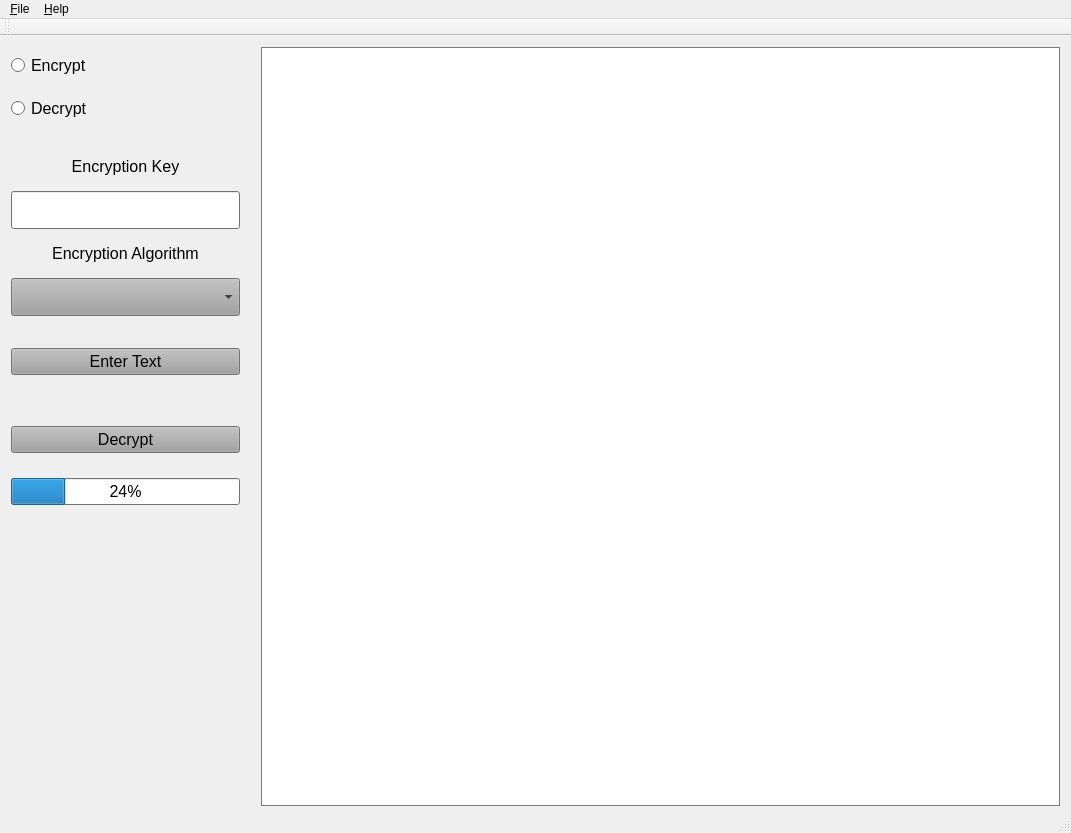
jvkus/ImageVault, file ImageVaultGUI/ImageVaultGUI.ui: the form before one commit.
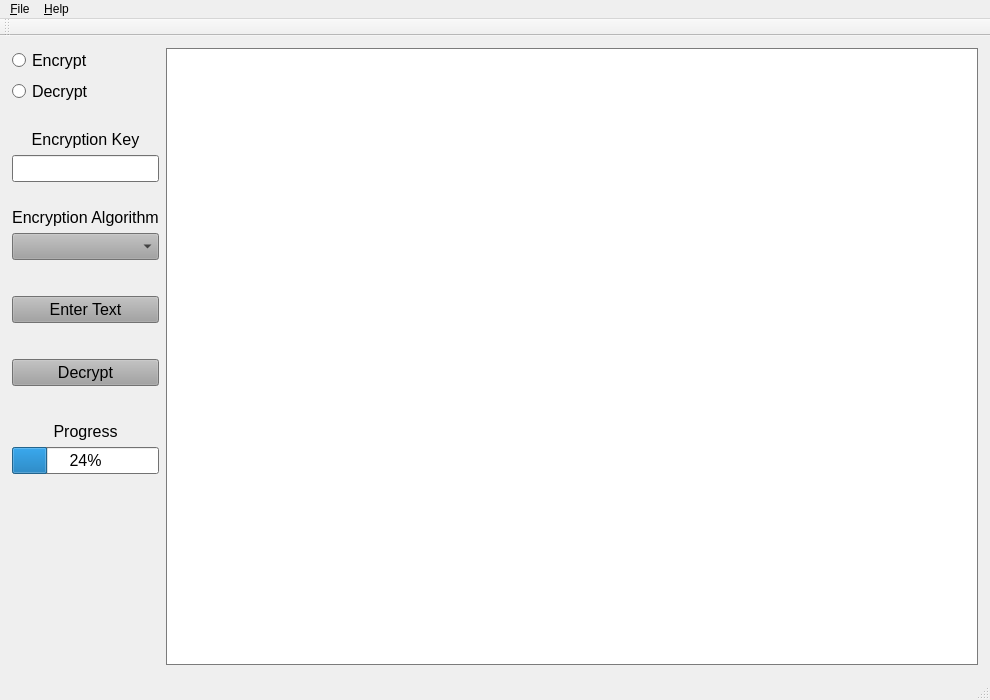
The form after the commit.

Commit message: Operational GUI. No back-end code in place. Basic visual setup and signaling setup complete.

```diff
--- a/ImageVaultGUI/ImageVaultGUI.ui
+++ b/ImageVaultGUI/ImageVaultGUI.ui
@@ -6,8 +6,8 @@
    <rect>
     <x>0</x>
     <y>0</y>
-    <width>1071</width>
-    <height>833</height>
+    <width>990</width>
+    <height>700</height>
    </rect>
   </property>
   <property name="sizePolicy">
@@ -468,42 +468,90 @@
      </disabled>
     </palette>
    </property>
-   <widget class="QWidget" name="gridLayoutWidget">
-    <property name="geometry">
-     <rect>
-      <x>250</x>
-      <y>0</y>
-      <width>821</width>
-      <height>781</height>
-     </rect>
-    </property>
-    <layout class="QGridLayout" name="gridLayout" rowstretch="0" columnstretch="0">
-     <property name="sizeConstraint">
-      <enum>QLayout::SetDefaultConstraint</enum>
-     </property>
-     <item row="0" column="0">
-      <widget class="QGraphicsView" name="OpenImage"/>
-     </item>
-    </layout>
-   </widget>
-   <widget class="QWidget" name="verticalLayoutWidget">
-    <property name="geometry">
-     <rect>
-      <x>0</x>
-      <y>100</y>
-      <width>251</width>
-      <height>191</height>
-     </rect>
-    </property>
+   <layout class="QGridLayout" name="gridLayout_3">
+    <item row="7" column="1">
+     <spacer name="verticalSpacer_9">
+      <property name="orientation">
+       <enum>Qt::Vertical</enum>
+      </property>
+      <property name="sizeType">
+       <enum>QSizePolicy::Fixed</enum>
+      </property>
+      <property name="sizeHint" stdset="0">
+       <size>
+        <width>20</width>
+        <height>1</height>
+       </size>
+      </property>
+     </spacer>
+    </item>
+    <item row="0" column="2">
+     <spacer name="verticalSpacer_8">
+      <property name="orientation">
+       <enum>Qt::Vertical</enum>
+      </property>
+      <property name="sizeType">
+       <enum>QSizePolicy::Fixed</enum>
+      </property>
+      <property name="sizeHint" stdset="0">
+       <size>
+        <width>20</width>
+        <height>1</height>
+       </size>
+      </property>
+     </spacer>
+    </item>
+    <item row="1" column="0">
+     <spacer name="horizontalSpacer_3">
+      <property name="orientation">
+       <enum>Qt::Horizontal</enum>
+      </property>
+      <property name="sizeType">
+       <enum>QSizePolicy::Fixed</enum>
+      </property>
+      <property name="sizeHint" stdset="0">
+       <size>
+        <width>1</width>
+        <height>20</height>
+       </size>
+      </property>
+     </spacer>
+    </item>
+    <item row="2" column="0">
+     <spacer name="horizontalSpacer_5">
+      <property name="orientation">
+       <enum>Qt::Horizontal</enum>
+      </property>
+      <property name="sizeType">
+       <enum>QSizePolicy::Fixed</enum>
+      </property>
+      <property name="sizeHint" stdset="0">
+       <size>
+        <width>1</width>
+        <height>20</height>
+       </size>
+      </property>
+     </spacer>
+    </item>
+    <item row="3" column="1">
     <layout class="QVBoxLayout" name="verticalLayout">
+      <property name="sizeConstraint">
+       <enum>QLayout::SetMaximumSize</enum>
+      </property>
      <item>
       <widget class="QLabel" name="EncryptionKeyLabel">
        <property name="sizePolicy">
-        <sizepolicy hsizetype="Preferred" vsizetype="Preferred">
+         <sizepolicy hsizetype="Maximum" vsizetype="Preferred">
          <horstretch>0</horstretch>
          <verstretch>0</verstretch>
         </sizepolicy>
        </property>
+        <property name="maximumSize">
+         <size>
+          <width>300</width>
+          <height>16777215</height>
+         </size>
+        </property>
        <property name="font">
         <font>
          <pointsize>12</pointsize>
@@ -520,11 +568,17 @@
      <item>
       <widget class="QLineEdit" name="EncryptionKey">
        <property name="sizePolicy">
-        <sizepolicy hsizetype="Preferred" vsizetype="Preferred">
+         <sizepolicy hsizetype="Maximum" vsizetype="Preferred">
          <horstretch>0</horstretch>
          <verstretch>0</verstretch>
         </sizepolicy>
        </property>
+        <property name="maximumSize">
+         <size>
+          <width>300</width>
+          <height>16777215</height>
+         </size>
+        </property>
        <property name="font">
         <font>
          <pointsize>12</pointsize>
@@ -535,8 +589,36 @@
        </property>
       </widget>
      </item>
+      <item>
+       <spacer name="verticalSpacer_2">
+        <property name="orientation">
+         <enum>Qt::Vertical</enum>
+        </property>
+        <property name="sizeType">
+         <enum>QSizePolicy::Fixed</enum>
+        </property>
+        <property name="sizeHint" stdset="0">
+         <size>
+          <width>20</width>
+          <height>20</height>
+         </size>
+        </property>
+       </spacer>
+      </item>
      <item>
       <widget class="QLabel" name="AlgorithmSelectLabel">
+        <property name="sizePolicy">
+         <sizepolicy hsizetype="Maximum" vsizetype="Preferred">
+          <horstretch>0</horstretch>
+          <verstretch>0</verstretch>
+         </sizepolicy>
+        </property>
+        <property name="maximumSize">
+         <size>
+          <width>300</width>
+          <height>16777215</height>
+         </size>
+        </property>
        <property name="font">
         <font>
          <pointsize>12</pointsize>
@@ -556,11 +638,17 @@
      <item>
       <widget class="QComboBox" name="comboBox">
        <property name="sizePolicy">
-        <sizepolicy hsizetype="Preferred" vsizetype="Preferred">
+         <sizepolicy hsizetype="Maximum" vsizetype="Preferred">
          <horstretch>0</horstretch>
          <verstretch>0</verstretch>
         </sizepolicy>
        </property>
+        <property name="maximumSize">
+         <size>
+          <width>300</width>
+          <height>16777215</height>
+         </size>
+        </property>
        <property name="font">
         <font>
          <pointsize>12</pointsize>
@@ -569,67 +657,133 @@
       </widget>
      </item>
     </layout>
-   </widget>
-   <widget class="QWidget" name="verticalLayoutWidget_2">
-    <property name="geometry">
-     <rect>
-      <x>0</x>
-      <y>0</y>
-      <width>251</width>
-      <height>101</height>
-     </rect>
-    </property>
-    <layout class="QVBoxLayout" name="verticalLayout_2">
-     <item>
-      <widget class="QRadioButton" name="EncryptRadio">
-       <property name="sizePolicy">
-        <sizepolicy hsizetype="Expanding" vsizetype="Expanding">
-         <horstretch>0</horstretch>
-         <verstretch>0</verstretch>
-        </sizepolicy>
-       </property>
-       <property name="font">
-        <font>
-         <pointsize>12</pointsize>
-        </font>
-       </property>
-       <property name="text">
-        <string>Encrypt</string>
-       </property>
-      </widget>
-     </item>
-     <item>
-      <widget class="QRadioButton" name="DecryptRadio">
-       <property name="sizePolicy">
-        <sizepolicy hsizetype="Expanding" vsizetype="Expanding">
-         <horstretch>0</horstretch>
-         <verstretch>0</verstretch>
-        </sizepolicy>
-       </property>
-       <property name="font">
-        <font>
-         <pointsize>12</pointsize>
-        </font>
-       </property>
-       <property name="text">
-        <string>Decrypt</string>
-       </property>
-      </widget>
-     </item>
-    </layout>
-   </widget>
-   <widget class="QWidget" name="gridLayoutWidget_2">
-    <property name="geometry">
-     <rect>
-      <x>0</x>
-      <y>360</y>
-      <width>251</width>
-      <height>141</height>
-     </rect>
-    </property>
+    </item>
+    <item row="3" column="0">
+     <spacer name="horizontalSpacer_4">
+      <property name="orientation">
+       <enum>Qt::Horizontal</enum>
+      </property>
+      <property name="sizeType">
+       <enum>QSizePolicy::Fixed</enum>
+      </property>
+      <property name="sizeHint" stdset="0">
+       <size>
+        <width>1</width>
+        <height>20</height>
+       </size>
+      </property>
+     </spacer>
+    </item>
+    <item row="0" column="1">
+     <spacer name="verticalSpacer_7">
+      <property name="orientation">
+       <enum>Qt::Vertical</enum>
+      </property>
+      <property name="sizeType">
+       <enum>QSizePolicy::Fixed</enum>
+      </property>
+      <property name="sizeHint" stdset="0">
+       <size>
+        <width>20</width>
+        <height>1</height>
+       </size>
+      </property>
+     </spacer>
+    </item>
+    <item row="6" column="0">
+     <spacer name="horizontalSpacer_8">
+      <property name="orientation">
+       <enum>Qt::Horizontal</enum>
+      </property>
+      <property name="sizeType">
+       <enum>QSizePolicy::Fixed</enum>
+      </property>
+      <property name="sizeHint" stdset="0">
+       <size>
+        <width>1</width>
+        <height>20</height>
+       </size>
+      </property>
+     </spacer>
+    </item>
+    <item row="6" column="1">
     <layout class="QGridLayout" name="gridLayout_2">
+      <property name="sizeConstraint">
+       <enum>QLayout::SetMaximumSize</enum>
+      </property>
+      <item row="6" column="0">
+       <spacer name="verticalSpacer_5">
+        <property name="orientation">
+         <enum>Qt::Vertical</enum>
+        </property>
+        <property name="sizeType">
+         <enum>QSizePolicy::Expanding</enum>
+        </property>
+        <property name="sizeHint" stdset="0">
+         <size>
+          <width>20</width>
+          <height>40</height>
+         </size>
+        </property>
+       </spacer>
+      </item>
+      <item row="2" column="0">
+       <spacer name="verticalSpacer_6">
+        <property name="orientation">
+         <enum>Qt::Vertical</enum>
+        </property>
+        <property name="sizeType">
+         <enum>QSizePolicy::Fixed</enum>
+        </property>
+        <property name="sizeHint" stdset="0">
+         <size>
+          <width>20</width>
+          <height>30</height>
+         </size>
+        </property>
+       </spacer>
+      </item>
+      <item row="3" column="0">
+       <widget class="QLabel" name="label">
+        <property name="sizePolicy">
+         <sizepolicy hsizetype="Maximum" vsizetype="Preferred">
+          <horstretch>0</horstretch>
+          <verstretch>0</verstretch>
+         </sizepolicy>
+        </property>
+        <property name="maximumSize">
+         <size>
+          <width>300</width>
+          <height>16777215</height>
+         </size>
+        </property>
+        <property name="font">
+         <font>
+          <pointsize>12</pointsize>
+         </font>
+        </property>
+        <property name="text">
+         <string>Progress</string>
+        </property>
+        <property name="alignment">
+         <set>Qt::AlignCenter</set>
+        </property>
+       </widget>
+      </item>
      <item row="1" column="0">
       <widget class="QPushButton" name="DecryptEncryptButton">
+        <property name="sizePolicy">
+         <sizepolicy hsizetype="Maximum" vsizetype="Fixed">
+          <horstretch>0</horstretch>
+          <verstretch>0</verstretch>
+         </sizepolicy>
+        </property>
+        <property name="maximumSize">
+         <size>
+          <width>300</width>
+          <height>16777215</height>
+         </size>
+        </property>
        <property name="font">
         <font>
          <pointsize>12</pointsize>
@@ -640,8 +794,20 @@
        </property>
       </widget>
      </item>
-     <item row="3" column="0">
+      <item row="4" column="0">
       <widget class="QProgressBar" name="DecryptProgress">
+        <property name="sizePolicy">
+         <sizepolicy hsizetype="Maximum" vsizetype="Fixed">
+          <horstretch>0</horstretch>
+          <verstretch>0</verstretch>
+         </sizepolicy>
+        </property>
+        <property name="maximumSize">
+         <size>
+          <width>300</width>
+          <height>16777215</height>
+         </size>
+        </property>
        <property name="font">
         <font>
          <pointsize>12</pointsize>
@@ -650,22 +816,222 @@
        <property name="value">
         <number>24</number>
        </property>
-      </widget>
-     </item>
-    </layout>
-   </widget>
-   <widget class="QWidget" name="verticalLayoutWidget_3">
-    <property name="geometry">
-     <rect>
-      <x>0</x>
-      <y>290</y>
-      <width>251</width>
-      <height>71</height>
-     </rect>
-    </property>
+        <property name="textVisible">
+         <bool>true</bool>
+        </property>
+        <property name="orientation">
+         <enum>Qt::Horizontal</enum>
+        </property>
+        <property name="invertedAppearance">
+         <bool>false</bool>
+        </property>
+       </widget>
+      </item>
+      <item row="5" column="0">
+       <spacer name="verticalSpacer_12">
+        <property name="orientation">
+         <enum>Qt::Vertical</enum>
+        </property>
+        <property name="sizeType">
+         <enum>QSizePolicy::Fixed</enum>
+        </property>
+        <property name="sizeHint" stdset="0">
+         <size>
+          <width>20</width>
+          <height>30</height>
+         </size>
+        </property>
+       </spacer>
+      </item>
+     </layout>
+    </item>
+    <item row="2" column="1">
+     <spacer name="verticalSpacer">
+      <property name="orientation">
+       <enum>Qt::Vertical</enum>
+      </property>
+      <property name="sizeType">
+       <enum>QSizePolicy::Fixed</enum>
+      </property>
+      <property name="sizeHint" stdset="0">
+       <size>
+        <width>20</width>
+        <height>20</height>
+       </size>
+      </property>
+     </spacer>
+    </item>
+    <item row="1" column="2" rowspan="6">
+     <layout class="QGridLayout" name="gridLayout" rowstretch="0,0" columnstretch="0,0,0">
+      <property name="sizeConstraint">
+       <enum>QLayout::SetDefaultConstraint</enum>
+      </property>
+      <item row="1" column="1">
+       <spacer name="verticalSpacer_10">
+        <property name="orientation">
+         <enum>Qt::Vertical</enum>
+        </property>
+        <property name="sizeType">
+         <enum>QSizePolicy::Fixed</enum>
+        </property>
+        <property name="sizeHint" stdset="0">
+         <size>
+          <width>20</width>
+          <height>1</height>
+         </size>
+        </property>
+       </spacer>
+      </item>
+      <item row="0" column="1">
+       <widget class="QGraphicsView" name="OpenImage">
+        <property name="sizePolicy">
+         <sizepolicy hsizetype="Expanding" vsizetype="Expanding">
+          <horstretch>0</horstretch>
+          <verstretch>0</verstretch>
+         </sizepolicy>
+        </property>
+       </widget>
+      </item>
+      <item row="0" column="2">
+       <spacer name="horizontalSpacer_2">
+        <property name="orientation">
+         <enum>Qt::Horizontal</enum>
+        </property>
+        <property name="sizeType">
+         <enum>QSizePolicy::Fixed</enum>
+        </property>
+        <property name="sizeHint" stdset="0">
+         <size>
+          <width>1</width>
+          <height>0</height>
+         </size>
+        </property>
+       </spacer>
+      </item>
+      <item row="0" column="0">
+       <spacer name="horizontalSpacer">
+        <property name="orientation">
+         <enum>Qt::Horizontal</enum>
+        </property>
+        <property name="sizeType">
+         <enum>QSizePolicy::Fixed</enum>
+        </property>
+        <property name="sizeHint" stdset="0">
+         <size>
+          <width>1</width>
+          <height>20</height>
+         </size>
+        </property>
+       </spacer>
+      </item>
+     </layout>
+    </item>
+    <item row="4" column="1">
+     <spacer name="verticalSpacer_3">
+      <property name="orientation">
+       <enum>Qt::Vertical</enum>
+      </property>
+      <property name="sizeType">
+       <enum>QSizePolicy::Fixed</enum>
+      </property>
+      <property name="sizeHint" stdset="0">
+       <size>
+        <width>20</width>
+        <height>30</height>
+       </size>
+      </property>
+     </spacer>
+    </item>
+    <item row="1" column="1">
+     <layout class="QVBoxLayout" name="verticalLayout_2">
+      <property name="sizeConstraint">
+       <enum>QLayout::SetMaximumSize</enum>
+      </property>
+      <item>
+       <widget class="QRadioButton" name="EncryptRadio">
+        <property name="sizePolicy">
+         <sizepolicy hsizetype="Maximum" vsizetype="Fixed">
+          <horstretch>0</horstretch>
+          <verstretch>0</verstretch>
+         </sizepolicy>
+        </property>
+        <property name="maximumSize">
+         <size>
+          <width>300</width>
+          <height>16777215</height>
+         </size>
+        </property>
+        <property name="font">
+         <font>
+          <pointsize>12</pointsize>
+         </font>
+        </property>
+        <property name="text">
+         <string>Encrypt</string>
+        </property>
+       </widget>
+      </item>
+      <item>
+       <widget class="QRadioButton" name="DecryptRadio">
+        <property name="sizePolicy">
+         <sizepolicy hsizetype="Maximum" vsizetype="Fixed">
+          <horstretch>0</horstretch>
+          <verstretch>0</verstretch>
+         </sizepolicy>
+        </property>
+        <property name="maximumSize">
+         <size>
+          <width>300</width>
+          <height>16777215</height>
+         </size>
+        </property>
+        <property name="font">
+         <font>
+          <pointsize>12</pointsize>
+         </font>
+        </property>
+        <property name="text">
+         <string>Decrypt</string>
+        </property>
+       </widget>
+      </item>
+     </layout>
+    </item>
+    <item row="5" column="0">
+     <spacer name="horizontalSpacer_7">
+      <property name="orientation">
+       <enum>Qt::Horizontal</enum>
+      </property>
+      <property name="sizeType">
+       <enum>QSizePolicy::Fixed</enum>
+      </property>
+      <property name="sizeHint" stdset="0">
+       <size>
+        <width>1</width>
+        <height>20</height>
+       </size>
+      </property>
+     </spacer>
+    </item>
+    <item row="5" column="1">
     <layout class="QVBoxLayout" name="verticalLayout_3">
+      <property name="sizeConstraint">
+       <enum>QLayout::SetMaximumSize</enum>
+      </property>
      <item>
       <widget class="QPushButton" name="pushButton">
+        <property name="sizePolicy">
+         <sizepolicy hsizetype="Maximum" vsizetype="Fixed">
+          <horstretch>0</horstretch>
+          <verstretch>0</verstretch>
+         </sizepolicy>
+        </property>
+        <property name="maximumSize">
+         <size>
+          <width>300</width>
+          <height>16777215</height>
+         </size>
+        </property>
        <property name="font">
         <font>
          <pointsize>12</pointsize>
@@ -676,15 +1042,64 @@
        </property>
       </widget>
      </item>
-    </layout>
-   </widget>
+      <item>
+       <spacer name="verticalSpacer_4">
+        <property name="orientation">
+         <enum>Qt::Vertical</enum>
+        </property>
+        <property name="sizeType">
+         <enum>QSizePolicy::Fixed</enum>
+        </property>
+        <property name="sizeHint" stdset="0">
+         <size>
+          <width>20</width>
+          <height>30</height>
+         </size>
+        </property>
+       </spacer>
+      </item>
+     </layout>
+    </item>
+    <item row="4" column="0">
+     <spacer name="horizontalSpacer_6">
+      <property name="orientation">
+       <enum>Qt::Horizontal</enum>
+      </property>
+      <property name="sizeType">
+       <enum>QSizePolicy::Fixed</enum>
+      </property>
+      <property name="sizeHint" stdset="0">
+       <size>
+        <width>1</width>
+        <height>20</height>
+       </size>
+      </property>
+     </spacer>
+    </item>
+    <item row="7" column="2">
+     <spacer name="verticalSpacer_11">
+      <property name="orientation">
+       <enum>Qt::Vertical</enum>
+      </property>
+      <property name="sizeType">
+       <enum>QSizePolicy::Fixed</enum>
+      </property>
+      <property name="sizeHint" stdset="0">
+       <size>
+        <width>20</width>
+        <height>1</height>
+       </size>
+      </property>
+     </spacer>
+    </item>
+   </layout>
   </widget>
   <widget class="QMenuBar" name="menuBar">
    <property name="geometry">
     <rect>
      <x>0</x>
      <y>0</y>
-     <width>1071</width>
+     <width>990</width>
      <height>21</height>
     </rect>
    </property>
```
Left out of the diff: 152 changed lines with no effect on the pictures. Lines whose indentation alone changed are shown as unchanged. The commit also changes 4 other files.
